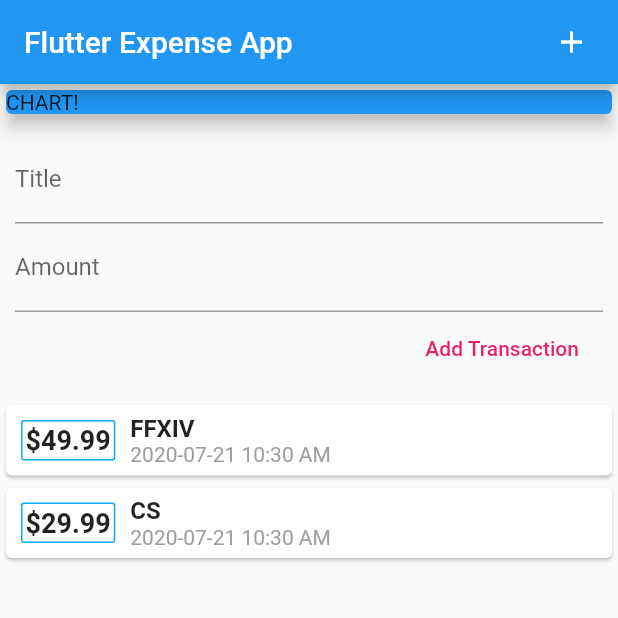
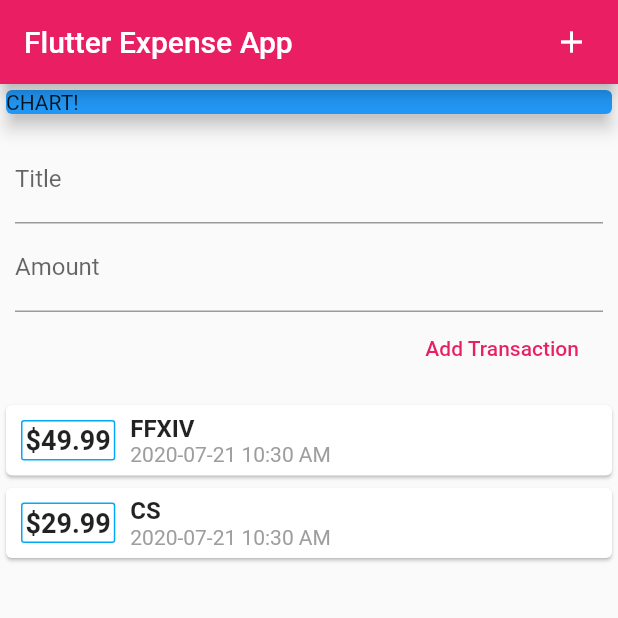
Before and after one commit to suesalito/ExpensesApp, a Flutter app: the screen it shows after launch, after a tap on "Add Transaction", on a phone screen of 412 x 824 dp, the top half of it. Run offline on Flutter 3.47's test engine with Material 2 defaults, Android fonts, the phone set to English and light mode, and no system bars.

```diff
--- a/lib/Widgets/Transaciton_list.dart
+++ b/lib/Widgets/Transaciton_list.dart
@@ -28,8 +28,11 @@ class TransactionList extends StatelessWidget {
 
   @override
   Widget build(BuildContext context) {
-    return Column(
-      children: List<Card>.generate(_usertransactions.length, (int index) {
+    return Container(
+      height: 450,
+      child: ListView.builder(
+          itemCount: _usertransactions.length,
+          itemBuilder: (context, index) {
             return Card(
               child: Row(
                 children: <Widget>[
--- a/lib/Widgets/new_transaction.dart
+++ b/lib/Widgets/new_transaction.dart
@@ -6,6 +6,12 @@ class NewTransaction extends StatelessWidget {
   Function(String title, String amount) onAddTransaction;
 
   NewTransaction({@required this.onAddTransaction});
+
+  void submitData() {
+    if (titleController.text.isNotEmpty && amountController.text.isNotEmpty) {
+      onAddTransaction(titleController.text, amountController.text);
+    }
+  }
 
   @override
   Widget build(BuildContext context) {
@@ -16,6 +22,7 @@ class NewTransaction extends StatelessWidget {
         children: <Widget>[
           TextField(
             controller: titleController,
+            onSubmitted: (_) => submitData(),
             decoration: InputDecoration(
               labelText: 'Title',
             ),
@@ -25,7 +32,9 @@ class NewTransaction extends StatelessWidget {
             // },
           ),
           TextField(
+            keyboardType: TextInputType.numberWithOptions(decimal: true),
             controller: amountController,
+            onSubmitted: (_) => submitData(),
             decoration: InputDecoration(
               labelText: 'Amount',
             ),
@@ -42,7 +51,8 @@ class NewTransaction extends StatelessWidget {
             //onPressed: onAddTransaction(titleController.text, amountController.text),
             onPressed: () {
               //print('Pressed');
-              onAddTransaction(titleController.text, amountController.text);
+              //onAddTransaction(titleController.text, amountController.text);
+              submitData();
             },
           )
         ],
--- a/lib/Widgets/user_transactions.dart
+++ b/lib/Widgets/user_transactions.dart
@@ -24,6 +24,17 @@ class _UserTransactionsState extends State<UserTransactions> {
     )
   ];
 
+  void _addNewTransaction(String title, String amount) {
+    setState(() {
+      _usertransactions.add(Transaction(
+        id: title,
+        title: title,
+        amount: double.parse(amount),
+        date: DateTime.now(),
+      ));
+    });
+  }
+
   @override
   Widget build(BuildContext context) {
     // TransactionList tList = TransactionList();
@@ -37,24 +48,20 @@ class _UserTransactionsState extends State<UserTransactions> {
     // _usertransactions.add(newTransaction);
 
     // tList.userTrans = _usertransactions;
-    return Column(
+    return Container(
+      //height: 700,
+      child: Column(
         children: <Widget>[
           NewTransaction(
             onAddTransaction: (title, amount) {
               print(title);
               print(amount);
-            setState(() {
-              _usertransactions.add(Transaction(
-                id: title,
-                title: title,
-                amount: double.parse(amount),
-                date: DateTime.now(),
-              ));
-            });
+              _addNewTransaction(title, amount);
             },
           ),
           TransactionList(_usertransactions),
         ],
+      ),
     );
   }
 }
--- a/lib/main.dart
+++ b/lib/main.dart
@@ -42,6 +42,7 @@ class MyHomePage extends StatelessWidget {
   Widget build(BuildContext context) {
     return Scaffold(
       appBar: AppBar(
+        backgroundColor: Colors.pink,
         actions: <Widget>[
           Container(
             padding: EdgeInsets.only(right: 7),
@@ -63,7 +64,9 @@ class MyHomePage extends StatelessWidget {
         ],
         title: Text('Flutter Expense App'),
       ),
-      body: Column(
+      body: SafeArea(
+        child: SingleChildScrollView(
+          child: Column(
             children: <Widget>[
               Container(
                 width: double.infinity,
@@ -76,6 +79,8 @@ class MyHomePage extends StatelessWidget {
               UserTransactions(),
             ],
           ),
+        ),
+      ),
     );
   }
 }
```
Lines whose indentation alone changed are shown as unchanged.
